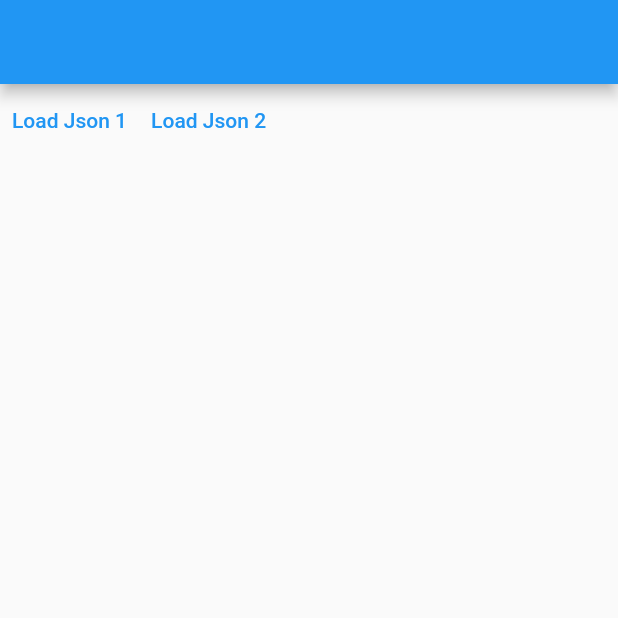
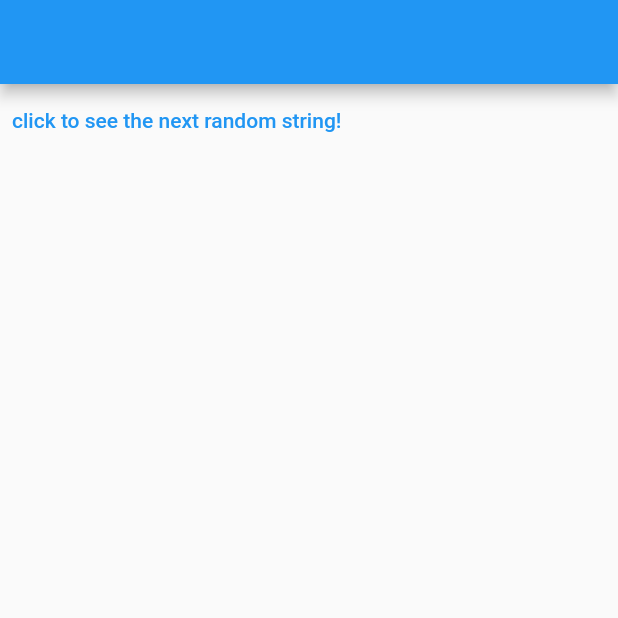
Before and after one commit to pedramRoosta/Cubit-Bloc-example, a Flutter app: the screen it shows after launch, on a phone screen of 412 x 824 dp, the top half of it. Run offline on Flutter 3.47's test engine with Material 2 defaults, Android fonts, the phone set to English and light mode, and no system bars; our stand-ins replace bloc, flutter_bloc.

Commit message:
new approach to cubit and bloc

```diff
--- a/lib/assets/person_asset.dart
+++ /dev/null
@@ -1,15 +0,0 @@
-enum PersonUrl {
-  personUrl1,
-  personUrl2,
-}
-
-extension PersonUrlEx on PersonUrl {
-  String get urlString {
-    switch (this) {
-      case PersonUrl.personUrl1:
-        return 'http://127.0.0.1:5500//lib/assets/person1.json';
-      case PersonUrl.personUrl2:
-        return 'http://127.0.0.1:5500/lib/assets/person2.json';
-    }
-  }
-}
--- /dev/null
+++ b/lib/helper.dart
@@ -0,0 +1,9 @@
+import 'dart:math' as math show Random;
+
+extension RandomItem<T> on Iterable<T> {
+  T getRandomItem() {
+    return elementAt(
+      math.Random().nextInt(length),
+    );
+  }
+}
--- a/lib/main.dart
+++ b/lib/main.dart
@@ -1,126 +1,67 @@
-import 'package:bloc_test_project/assets/person_asset.dart';
-import 'package:bloc_test_project/helper/api.dart';
-import 'package:bloc_test_project/model/person.dart';
+import 'package:bloc/bloc.dart';
 import 'package:flutter/material.dart';
+import 'dart:math' as math show Random;
+import 'package:bloc_test_project/helper.dart';
 import 'package:flutter_bloc/flutter_bloc.dart';
-import 'package:bloc_test_project/helper/extensions.dart';
 
 void main() {
   runApp(
     MaterialApp(
-      home: BlocProvider(
-        create: (context) => PersonBloc(),
-        child: Scaffold(
+      debugShowCheckedModeBanner: false,
+      home: Scaffold(
         appBar: AppBar(),
         body: const Home(),
-        ),
       ),
     ),
   );
 }
 
-abstract class LoadAction {
-  const LoadAction();
-}
-
-class UrlLoadAction implements LoadAction {
-  final PersonUrl url;
-
-  const UrlLoadAction(this.url);
-}
-
-class FetchedPersonState {
-  final Iterable<Person> persons;
-  final bool isRetrievedFromCached;
-
-  FetchedPersonState({
-    required this.persons,
-    required this.isRetrievedFromCached,
-  });
-
-  @override
-  String toString() => 'FetchResult $isRetrievedFromCached - $persons';
-}
-
-class PersonBloc extends Bloc<LoadAction, FetchedPersonState?> {
-  PersonBloc() : super(null) {
-    on<UrlLoadAction>((event, emit) async {
-      final url = event.url;
-      if (_cached.containsKey(url)) {
-        final cachedPerson = _cached[url]!;
-        final result = FetchedPersonState(
-          persons: cachedPerson,
-          isRetrievedFromCached: true,
-        );
-        emit(result);
-      } else {
-        final persons = await getPerson(url.urlString);
-        _cached[url] = persons;
-        final result = FetchedPersonState(
-          persons: persons,
-          isRetrievedFromCached: true,
-        );
-        emit(result);
-      }
-    });
-  }
-
-  final Map<PersonUrl, Iterable<Person>> _cached = {};
-}
+const names = [
+  'name1',
+  'name1',
+  'name4',
+  'name3',
+];
 
 class Home extends StatelessWidget {
   const Home({Key? key}) : super(key: key);
   @override
   Widget build(BuildContext context) {
+    final cubit = NamesCubit();
     return Column(
-      children: [
-        Row(
       children: [
         TextButton(
           onPressed: () {
-                context.read<PersonBloc>().add(
-                      const UrlLoadAction(
-                        PersonUrl.personUrl1,
+            cubit.getRandomName();
+          },
+          child: const Text(
+            'click to see the next random string!',
           ),
+        ),
+        BlocBuilder<NamesCubit, String>(
+          bloc: cubit,
+          builder: (context, state) {
+            return Column(
+              children: [
+                Text(state),
+                StreamBuilder<String?>(
+                    stream: cubit.stream,
+                    builder: ((context, snapshot) {
+                      return Text(snapshot.data ?? '');
+                    }))
+              ],
             );
           },
-              child: const Text('Load Json 1'),
         ),
-            TextButton(
-              onPressed: () {
-                context.read<PersonBloc>().add(
-                      const UrlLoadAction(
-                        PersonUrl.personUrl2,
-                      ),
-                    );
-              },
-              child: const Text('Load Json 2'),
-            ),
-          ],
-        ),
-        BlocBuilder<PersonBloc, FetchedPersonState?>(
-          buildWhen: (previousResult, currentResult) {
-            return previousResult?.persons != currentResult?.persons;
-          },
-          builder: (context, fetchResult) {
-            final persons = fetchResult?.persons;
-            if (persons == null) {
-              return Container();
-            } else {
-              return Expanded(
-                child: ListView.builder(
-                    itemCount: persons.length,
-                    itemBuilder: (_, index) {
-                      final person = persons[index]!;
-                      return ListTile(
-                        title: Text(person.name),
-                      );
-                    }),
-              );
-            }
-          },
-        )
       ],
     );
   }
 }
+
+class NamesCubit extends Cubit<String> {
+  NamesCubit() : super('');
+
+  void getRandomName() {
+    emit(names.getRandomItem());
+  }
+}
--- a/lib/model/person.dart
+++ /dev/null
@@ -1,16 +0,0 @@
-class Person {
-  final String name;
-  final int age;
-
-  const Person({
-    required this.name,
-    required this.age,
-  });
-
-  factory Person.fromJson(Map<String, dynamic> map) {
-    return Person(
-      name: map['name'] as String,
-      age: map['age'] as int,
-    );
-  }
-}
```
Also changed, not shown: lib/assets/person1.json (deleted, +0 -18 lines), lib/assets/person2.json (deleted, +0 -18 lines), lib/helper/api.dart (deleted, +0 -26 lines), lib/helper/extensions.dart (deleted, +0 -9 lines), pubspec.yaml (+1 -31 lines), pubspec.lock. Lines whose indentation alone changed are shown as unchanged.
